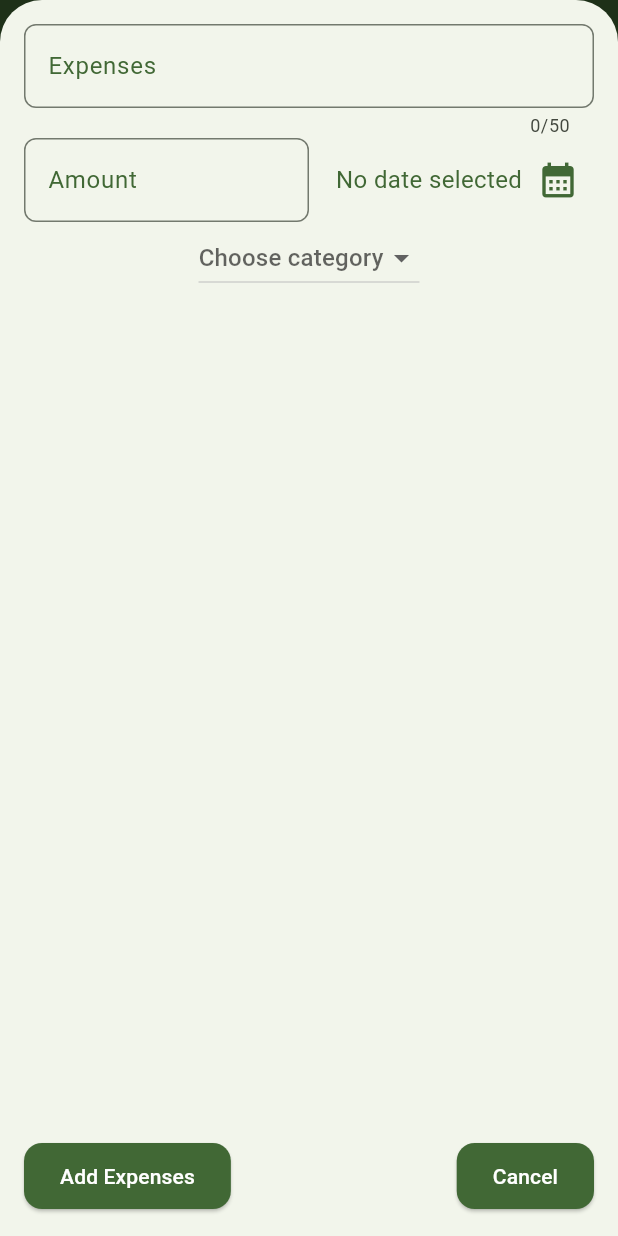
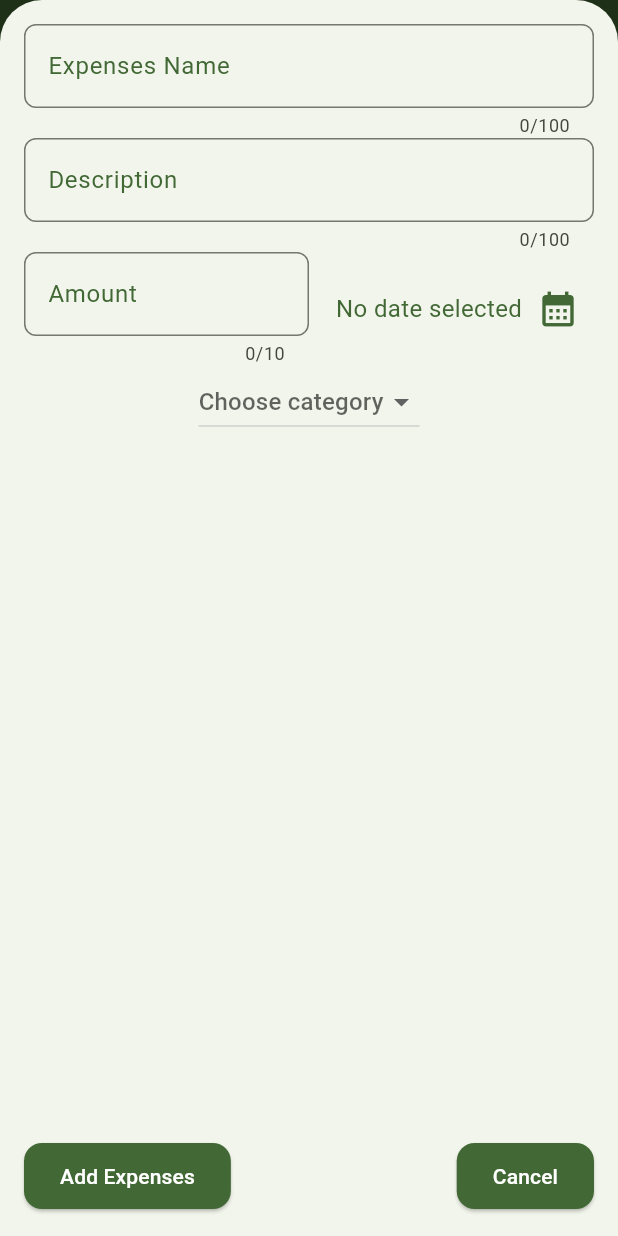
Before and after one commit to Zedestar/flutter_expenses_tracker, a Flutter app: the screen it shows after launch, after a tap on the "add" icon, on a phone screen of 412 x 824 dp. Run offline on Flutter 3.47's test engine with Material 3 defaults, Android fonts, the phone set to English and light mode, and no system bars; drawn by our look-alikes of fl_chart; our stand-ins replace drift; accounts and stored records are empty; generated files the repository leaves out were written again.

Commit message:
The commit after refactoring the code

```diff
--- a/lib/components/alert_dialogy.dart
+++ b/lib/components/alert_dialogy.dart
@@ -27,6 +27,8 @@ void showInvalidInputDialog(BuildContext context) {
               Text("• Select a date."),
               SizedBox(height: 6),
               Text("• Choose a category."),
+              SizedBox(height: 6),
+              Text("• Provide the description."),
             ],
           ),
         ),
--- /dev/null
+++ b/lib/components/customize_date_widget.dart
@@ -0,0 +1,39 @@
+import 'package:flutter/material.dart';
+import 'package:intl/intl.dart';
+
+class DateOptionButton extends StatefulWidget {
+  const DateOptionButton(
+      {super.key,
+      required this.showTheDatePicker,
+      required this.theDatePicked});
+
+  final DateTime? theDatePicked;
+  final VoidCallback showTheDatePicker;
+
+  @override
+  State<DateOptionButton> createState() => _DateOptionButtonState();
+}
+
+class _DateOptionButtonState extends State<DateOptionButton> {
+  final formatter = DateFormat.yMd();
+  @override
+  Widget build(BuildContext context) {
+    return Row(
+      mainAxisAlignment: MainAxisAlignment.end,
+      crossAxisAlignment: CrossAxisAlignment.center,
+      children: [
+        Text(
+          widget.theDatePicked == null
+              ? "No date selected"
+              : formatter.format(widget.theDatePicked!),
+        ),
+        IconButton(
+          onPressed: widget.showTheDatePicker,
+          icon: Icon(
+            Icons.calendar_month,
+          ),
+        ),
+      ],
+    );
+  }
+}
--- /dev/null
+++ b/lib/components/customized_text_input_field.dart
@@ -0,0 +1,31 @@
+import 'package:flutter/material.dart';
+
+class CustomedTextInputField extends StatelessWidget {
+  const CustomedTextInputField(
+      {super.key,
+      required TextEditingController descriptionController,
+      required this.textLabel,
+      required this.textHint,
+      required this.maxlength,
+      required this.textInputType})
+      : _descriptionController = descriptionController;
+
+  final TextEditingController _descriptionController;
+  final String textHint;
+  final Text textLabel;
+  final TextInputType textInputType;
+  final int maxlength;
+
+  @override
+  Widget build(BuildContext context) {
+    return TextField(
+      maxLength: maxlength,
+      controller: _descriptionController,
+      keyboardType: textInputType,
+      decoration: InputDecoration(
+        hintText: textHint,
+        label: textLabel,
+      ),
+    );
+  }
+}
--- /dev/null
+++ b/lib/components/dropdown_category.dart
@@ -0,0 +1,48 @@
+import 'package:expenses_tracker/functions/function_taking_one_parameter.dart';
+import 'package:flutter/material.dart';
+
+class TheDropdownCategory extends StatefulWidget {
+  TheDropdownCategory(
+      {super.key,
+      required this.theFunctionToSetCategory,
+      required this.categorySelected});
+
+  final FunctionWithOneParameter theFunctionToSetCategory;
+  final String? categorySelected;
+  final List<String> categories = [
+    "food",
+    "travel",
+    "leisure",
+    "work",
+  ];
+
+  @override
+  State<TheDropdownCategory> createState() => _TheDropdownCategoryState();
+}
+
+class _TheDropdownCategoryState extends State<TheDropdownCategory> {
+  @override
+  Widget build(BuildContext context) {
+    return DropdownButton(
+      hint: Text(
+        widget.categorySelected == null
+            ? "Choose category"
+            : widget.categorySelected!.toUpperCase(),
+      ),
+      items: widget.categories
+          .map(
+            (element) => DropdownMenuItem(
+              value: element,
+              child: Text(
+                element.toUpperCase(),
+              ),
+            ),
+          )
+          .toList(),
+      onChanged: (element) {
+        print(element);
+        widget.theFunctionToSetCategory(element!);
+      },
+    );
+  }
+}
--- a/lib/components/inputing_expense_widget.dart
+++ b/lib/components/inputing_expense_widget.dart
@@ -1,11 +1,13 @@
 import 'package:expenses_tracker/components/alert_dialogy.dart';
+import 'package:expenses_tracker/components/customize_date_widget.dart';
 import 'package:expenses_tracker/data/local/db/app_db.dart';
 import 'package:expenses_tracker/model/expense.dart';
 import 'package:expenses_tracker/provider/expenses_list_provider.dart';
 import 'package:flutter/material.dart';
-// import 'package:flutter/services.dart';
 import 'package:provider/provider.dart';
 import 'package:drift/drift.dart' as drift;
+import 'customized_text_input_field.dart';
+import 'dropdown_category.dart';
 
 class AddingExpenses extends StatefulWidget {
   const AddingExpenses({super.key});
@@ -19,8 +21,9 @@ class _AddingExpensesState extends State<AddingExpenses> {
   late AppDb _db;
   final _titleController = TextEditingController();
   final _amountController = TextEditingController();
+  final _descriptionController = TextEditingController();
   DateTime? theDatePicked;
-  Category? _categorySelected;
+  String? _categorySelected;
 
   @override
   void initState() {
@@ -33,6 +36,7 @@ class _AddingExpensesState extends State<AddingExpenses> {
     _db.close();
     _titleController.dispose();
     _amountController.dispose();
+    _descriptionController.dispose();
     super.dispose();
   }
 
@@ -61,7 +65,8 @@ class _AddingExpensesState extends State<AddingExpenses> {
     if (invalidAmount ||
         _titleController.text.trim().isEmpty ||
         theDatePicked == null ||
-        _categorySelected == null) {
+        _categorySelected == null ||
+        _descriptionController.text.trim().isEmpty) {
       showInvalidInputDialog(context);
       return;
     }
@@ -73,17 +78,16 @@ class _AddingExpensesState extends State<AddingExpenses> {
 
     // Creating the new expense
     final newExpense = ExpensesTableCompanion(
-      // id: drift.Value(uuid.v4()),
       expensesName: drift.Value(_titleController.text.trim()),
-      expensesCategory: drift.Value(_categorySelected!.name),
+      expensesCategory: drift.Value(_categorySelected!),
       expensesAmount: drift.Value(theAmount),
       expensesDate: drift.Value(theDatePicked!),
       expensesDescription: drift.Value(
-          "This is just as description as for now ther is now its textfield"),
+        _descriptionController.text.trim(),
+      ),
     );
 
     // Adding the new expense to the database
-
     _db.insertingNewExpense(newExpense).then((value) {
       ScaffoldMessenger.of(context).showMaterialBanner(
         MaterialBanner(
@@ -100,13 +104,19 @@ class _AddingExpensesState extends State<AddingExpenses> {
       );
     });
 
-    expensesProviderConnector.addExpensesInExpensesList(
-      title: _titleController.text.trim(),
-      amount: theAmount,
-      date: theDatePicked!,
-      category: _categorySelected!,
-    );
+    // expensesProviderConnector.addExpensesInExpensesList(
+    //   title: _titleController.text.trim(),
+    //   amount: theAmount,
+    //   date: theDatePicked!,
+    //   category: _categorySelected!,
+    // );
     Navigator.pop(context);
+  }
+
+  void _setCategory(String categoryName) {
+    setState(() {
+      _categorySelected = categoryName;
+    });
   }
 
   @override
@@ -118,72 +128,41 @@ class _AddingExpensesState extends State<AddingExpenses> {
       child: Center(
         child: Column(
           children: [
-            TextField(
-              maxLength: 50,
-              controller: _titleController,
-              decoration: InputDecoration(
-                hintText: "Enter the kind of expenses",
-                label: Text("Expenses"),
-              ),
+            CustomedTextInputField(
+              descriptionController: _titleController,
+              textLabel: Text("Expenses Name"),
+              textHint: "Enter the name of the expenses",
+              textInputType: TextInputType.text,
+              maxlength: 100,
+            ),
+            CustomedTextInputField(
+              descriptionController: _descriptionController,
+              textLabel: Text("Description"),
+              textHint: "Enter the expense description",
+              textInputType: TextInputType.text,
+              maxlength: 100,
             ),
             Row(
-              // mainAxisAlignment: MainAxisAlignment.spaceBetween,
-              // crossAxisAlignment: CrossAxisAlignment.center,
               children: [
                 Expanded(
-                  child: TextField(
-                    keyboardType: TextInputType.number,
-                    controller: _amountController,
-                    decoration: InputDecoration(
-                      hintText: "Enter the amount",
-                      prefixText: "\$",
-                      label: Text("Amount"),
-                    ),
-                  ),
+                  child: CustomedTextInputField(
+                      textInputType: TextInputType.number,
+                      descriptionController: _amountController,
+                      textLabel: Text("Amount"),
+                      textHint: "Enter the amount",
+                      maxlength: 10),
                 ),
                 Expanded(
-                  child: Row(
-                    mainAxisAlignment: MainAxisAlignment.end,
-                    crossAxisAlignment: CrossAxisAlignment.center,
-                    children: [
-                      Text(
-                        theDatePicked == null
-                            ? "No date selected"
-                            : formatter.format(theDatePicked!),
-                      ),
-                      IconButton(
-                        onPressed: _showDatePicker,
-                        icon: Icon(
-                          Icons.calendar_month,
-                        ),
-                      ),
-                    ],
+                  child: DateOptionButton(
+                    showTheDatePicker: _showDatePicker,
+                    theDatePicked: theDatePicked,
                   ),
                 ),
               ],
             ),
-            DropdownButton(
-              hint: Text(
-                _categorySelected == null
-                    ? "Choose category"
-                    : _categorySelected.toString().toUpperCase(),
-              ),
-              items: Category.values
-                  .map(
-                    (element) => DropdownMenuItem(
-                      value: element,
-                      child: Text(
-                        element.name.toUpperCase(),
-                      ),
-                    ),
-                  )
-                  .toList(),
-              onChanged: (element) {
-                setState(() {
-                  _categorySelected = element;
-                });
-              },
-            ),
+            TheDropdownCategory(
+                theFunctionToSetCategory: _setCategory,
+                categorySelected: _categorySelected),
             Spacer(),
             Row(
               children: [
--- /dev/null
+++ b/lib/functions/function_taking_one_parameter.dart
@@ -0,0 +1 @@
+typedef FunctionWithOneParameter = void Function(String categoryName);
--- a/lib/routes/route_generator.dart
+++ b/lib/routes/route_generator.dart
@@ -1,11 +1,20 @@
 import 'package:expenses_tracker/pages/expenses.dart';
+import 'package:expenses_tracker/pages/view_expenses_page.dart';
 import 'package:flutter/material.dart';
 
 class RouteGenerator {
   static Route<dynamic> generateRoute(RouteSettings settings) {
+    final args = settings.arguments;
+
     switch (settings.name) {
       case '/':
         return MaterialPageRoute(builder: (_) => const ExpensesPage());
+      case '/view-expenses':
+        if (args is int) {
+          return MaterialPageRoute(builder: (_) => ViewExpenses(id: args));
+        } else {
+          return _errorRoute();
+        }
       default:
         return _errorRoute();
     }
--- a/lib/theme/dark_them.dart
+++ b/lib/theme/dark_them.dart
@@ -64,6 +64,7 @@ ThemeData buildAppDarkTheme() {
       shape: RoundedRectangleBorder(borderRadius: BorderRadius.circular(12)),
       margin: const EdgeInsets.all(12),
     ),
+
     floatingActionButtonTheme: FloatingActionButtonThemeData(
       backgroundColor: colorScheme.primary,
       foregroundColor: colorScheme.onPrimary,
```
Also changed, not shown: lib/components/expense_item.dart (+3 -4 lines), lib/components/themed_contaier.dart (added, +30 -0 lines), lib/pages/view_expenses_page.dart (+58 -24 lines).
